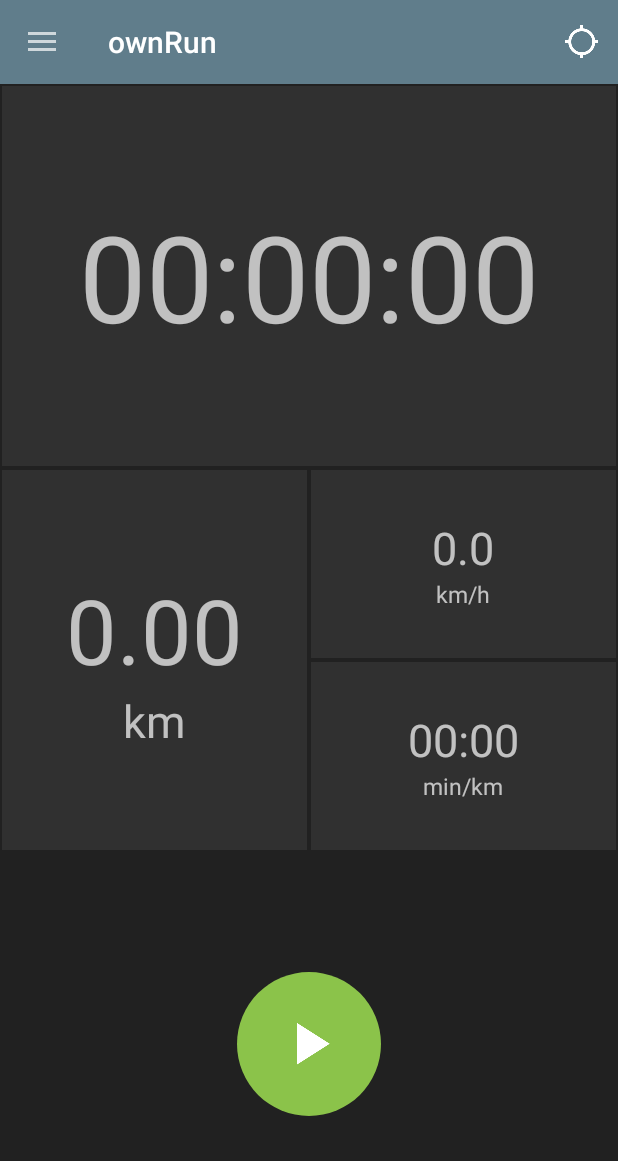
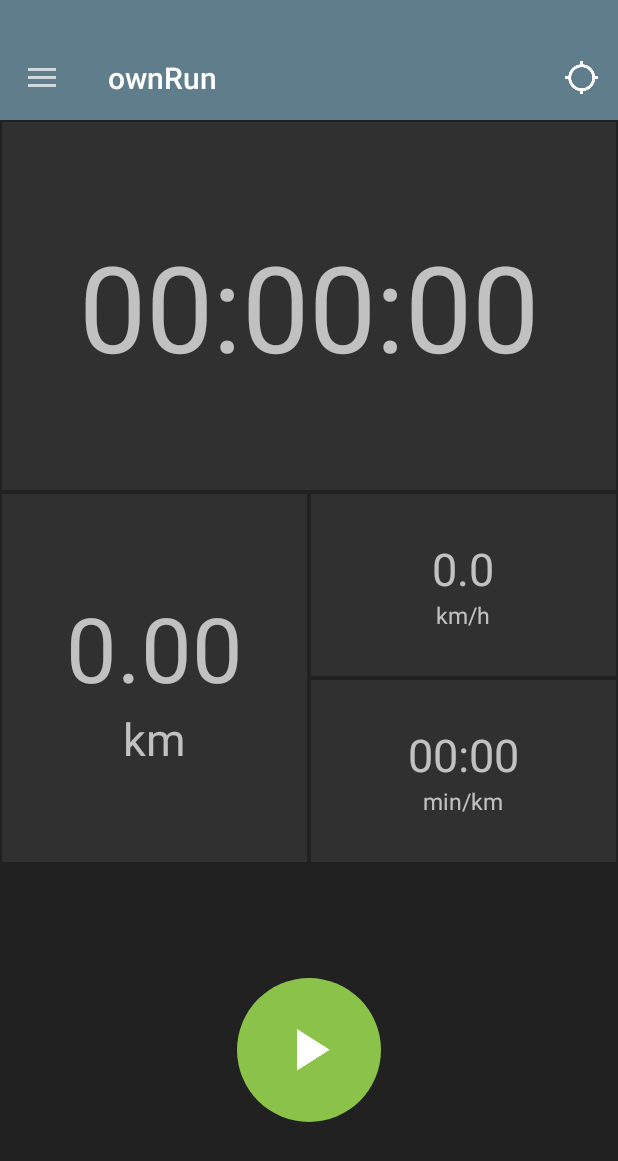
Before and after one commit to Alkisum/CloudRun, an Android app: the screen it shows after launch (MonitorActivity), on a phone screen of 412 x 824 dp. Shown: the top 1161 px of the screen. Run offline under Robolectric (Android 15) with nearby library versions, the light colour scheme and no system bars; our stand-ins replace ButterKnife, EventBus; libraries missing offline, so code that uses them is left out: com.squareup.leakcanary, org.greenrobot.greendao; 6 statements that could not run were skipped.

Commit message:
Closes #19

```diff
--- a/app/src/main/res/layout/activity_add_session.xml
+++ b/app/src/main/res/layout/activity_add_session.xml
@@ -7,10 +7,7 @@
 
     <android.support.v7.widget.Toolbar
         android:id="@+id/add_session_toolbar"
-        android:layout_width="match_parent"
-        android:layout_height="?attr/actionBarSize"
-        android:layout_alignParentTop="true"
-        android:background="@color/primary"/>
+        style="@style/toolbar"/>
 
     <ListView
         android:id="@+id/add_session_list"
--- a/app/src/main/res/layout/activity_monitor.xml
+++ b/app/src/main/res/layout/activity_monitor.xml
@@ -14,10 +14,7 @@
 
         <android.support.v7.widget.Toolbar
             android:id="@+id/monitor_toolbar"
-            android:layout_width="match_parent"
-            android:layout_height="?attr/actionBarSize"
-            android:layout_alignParentTop="true"
-            android:background="@color/primary">
+            style="@style/toolbar">
 
             <TextView
                 android:id="@+id/monitor_txt_gps_accuracy"
@@ -171,10 +168,10 @@
 
                 <RelativeLayout
                     android:id="@+id/monitor_layout_pause"
-                    android:visibility="gone"
                     android:layout_width="0dp"
                     android:layout_height="match_parent"
-                    android:layout_weight="1">
+                    android:layout_weight="1"
+                    android:visibility="gone">
 
                     <ImageButton
                         android:id="@+id/monitor_button_pause"
@@ -189,10 +186,10 @@
 
                 <RelativeLayout
                     android:id="@+id/monitor_layout_stop"
-                    android:visibility="gone"
                     android:layout_width="0dp"
                     android:layout_height="match_parent"
-                    android:layout_weight="1">
+                    android:layout_weight="1"
+                    android:visibility="gone">
 
                     <ImageButton
                         android:id="@+id/monitor_button_stop"
@@ -207,10 +204,10 @@
 
                 <RelativeLayout
                     android:id="@+id/monitor_layout_lock"
-                    android:visibility="gone"
                     android:layout_width="0dp"
                     android:layout_height="match_parent"
-                    android:layout_weight="1">
+                    android:layout_weight="1"
+                    android:visibility="gone">
 
                     <ImageButton
                         android:id="@+id/monitor_button_lock"
--- a/app/src/main/res/layout/activity_session.xml
+++ b/app/src/main/res/layout/activity_session.xml
@@ -10,9 +10,7 @@
 
     <android.support.v7.widget.Toolbar
         android:id="@+id/session_toolbar"
-        android:layout_width="match_parent"
-        android:layout_height="?attr/actionBarSize"
-        android:background="@color/primary"/>
+        style="@style/toolbar"/>
 
     <RelativeLayout
         android:layout_width="match_parent"
--- a/app/src/main/res/layout/nav_header_monitor.xml
+++ b/app/src/main/res/layout/nav_header_monitor.xml
@@ -3,6 +3,7 @@
               android:layout_width="match_parent"
               android:layout_height="wrap_content"
               android:orientation="vertical"
+              android:paddingTop="24dp"
               android:theme="@style/ThemeOverlay.AppCompat.Dark">
 
     <ImageView
--- a/app/src/main/res/values-v21/styles.xml
+++ b/app/src/main/res/values-v21/styles.xml
@@ -1,9 +1,19 @@
 <resources>
 
     <style name="AppTheme" parent="Theme.AppCompat.NoActionBar">
+        <item name="android:windowTranslucentStatus">true</item>
         <item name="colorPrimary">@color/primary</item>
         <item name="colorPrimaryDark">@color/primaryDark</item>
         <item name="colorAccent">@color/accent</item>
     </style>
 
+    <style name="toolbar">
+        <item name="android:layout_width">match_parent</item>
+        <item name="android:layout_height">wrap_content</item>
+        <item name="android:layout_alignParentTop">true</item>
+        <item name="android:background">@color/primary</item>
+        <item name="android:minHeight">?attr/actionBarSize</item>
+        <item name="android:paddingTop">24dp</item>
+    </style>
+
 </resources>
--- a/app/src/main/res/values/styles.xml
+++ b/app/src/main/res/values/styles.xml
@@ -6,4 +6,12 @@
         <item name="colorAccent">@color/accent</item>
     </style>
 
+    <style name="toolbar">
+        <item name="android:layout_width">match_parent</item>
+        <item name="android:layout_height">wrap_content</item>
+        <item name="android:layout_alignParentTop">true</item>
+        <item name="android:background">@color/primary</item>
+        <item name="android:minHeight">?attr/actionBarSize</item>
+    </style>
+
 </resources>
```
Also changed, not shown: app/src/main/res/layout/activity_about.xml (+2 -5 lines), app/src/main/res/layout/activity_history.xml (+3 -5 lines), app/src/main/res/layout/activity_settings.xml (+3 -6 lines).
